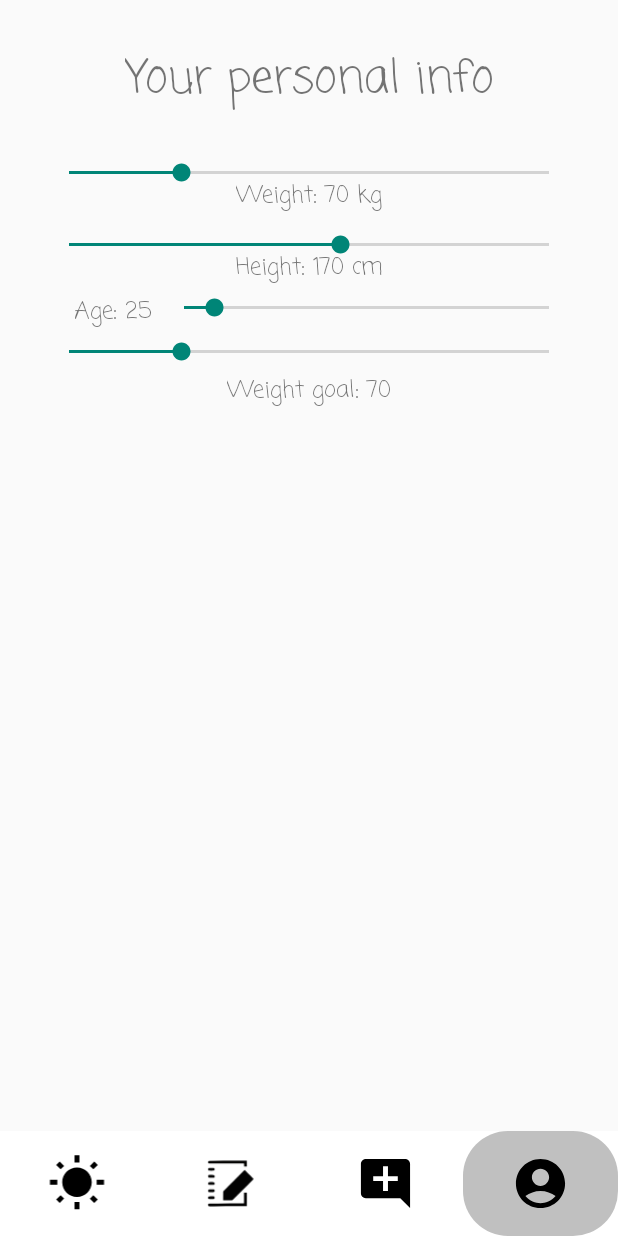
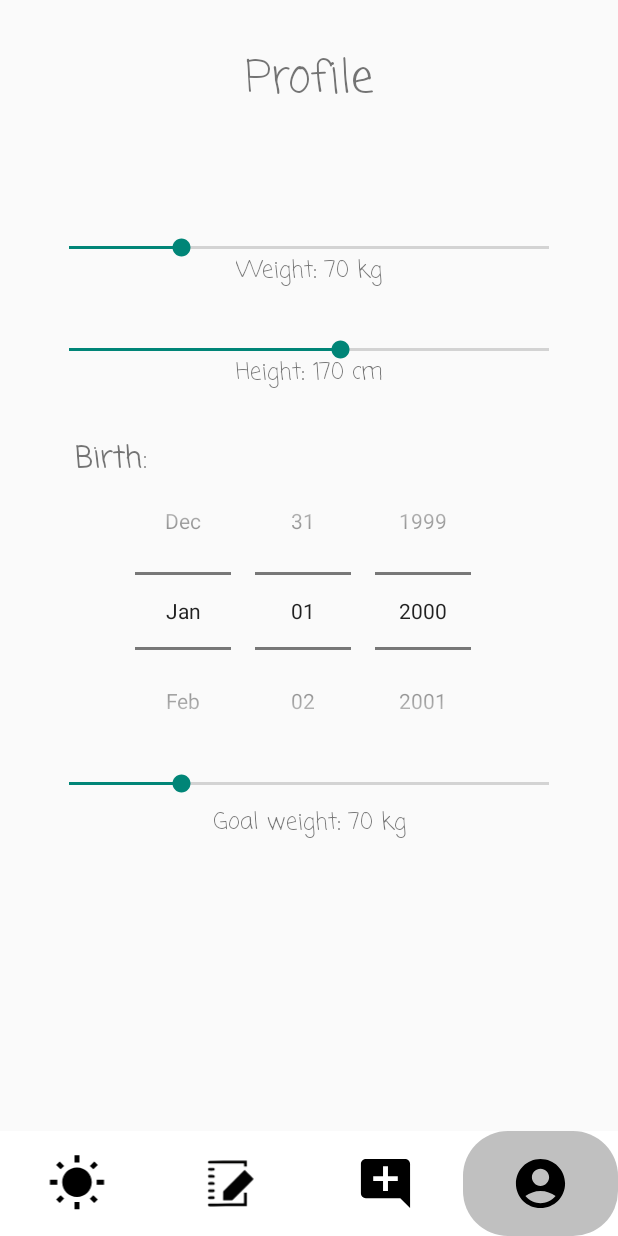
Before and after one commit to Dreaght/FoodVision, an Android app built with Jetpack Compose: the SettingsActivity screen opened directly, with no data from a screen before it, on a phone screen of 412 x 824 dp. Run offline under Robolectric (Android 15) with nearby library versions, the phone set to English and light mode, and no system bars; Roboto replaces fonts that are not available here.

Commit message:
settings & welcome pages improvement

```diff
--- a/app/src/main/java/com/intake/intakevisor/LoginActivity.kt
+++ b/app/src/main/java/com/intake/intakevisor/LoginActivity.kt
@@ -179,7 +179,7 @@ class LoginActivity : AppCompatActivity() {
         val preferences = getSharedPreferences("AppPreferences", MODE_PRIVATE)
         val isFirstRun = preferences.getBoolean("isFirstRun", true)
 
-        if (isFirstRun) {
+        if (true) {
             startActivity(Intent(this, WelcomeActivity::class.java))
 
             // Finish LoginActivity to prevent stacking
--- a/app/src/main/java/com/intake/intakevisor/ui/settings/SettingsActivity.kt
+++ b/app/src/main/java/com/intake/intakevisor/ui/settings/SettingsActivity.kt
@@ -1,8 +1,10 @@
 package com.intake.intakevisor.ui.settings
 
+import android.os.Build
 import android.os.Bundle
 import android.view.View
 import android.widget.SeekBar
+import androidx.annotation.RequiresApi
 import com.intake.intakevisor.BaseMenuActivity
 import com.intake.intakevisor.R
 import com.intake.intakevisor.databinding.ActivitySettingsBinding
@@ -27,10 +29,10 @@ class SettingsActivity : BaseMenuActivity() {
     }
 
     private fun setupUI() {
+        setupDatePicker()
+
         binding.weightSeekBar.progress = userData.weight
         binding.weightTitle.text = getString(R.string.weightTitle, userData.weight)
-        binding.ageSeekBar.progress = userData.age
-        binding.ageTitle.text = getString(R.string.ageTitle, userData.age)
         binding.heightSeekBar.progress = userData.height
         binding.heightTitle.text = getString(R.string.heightTitle, userData.height)
         binding.weightGoalSeekBar.progress = userData.goalWeight
@@ -38,9 +40,11 @@ class SettingsActivity : BaseMenuActivity() {
 
         binding.confirmSettingsBtn.setOnClickListener {
             userData.weight = binding.weightSeekBar.progress
-            userData.age = binding.ageSeekBar.progress
             userData.height = binding.heightSeekBar.progress
             userData.goalWeight = binding.weightGoalSeekBar.progress
+            userData.birthDate = binding.birthDatePicker.year.toString() + "-" +
+                    (binding.birthDatePicker.month + 1).toString() + "-" +
+                    binding.birthDatePicker.dayOfMonth.toString()
 
             saveUserData()
             binding.confirmSettingsBtn.visibility = View.GONE
@@ -53,21 +57,6 @@ class SettingsActivity : BaseMenuActivity() {
                 binding.weightSeekBar.progress = validProgress // reset progress if it's below the min
                 binding.weightTitle.text = getString(R.string.weightTitle, validProgress)
                 userData.weight = validProgress
-                binding.confirmSettingsBtn.visibility = View.VISIBLE
-            }
-
-            override fun onStartTrackingTouch(seekBar: SeekBar?) {}
-            override fun onStopTrackingTouch(seekBar: SeekBar?) {}
-        })
-
-        // Update Age TextView
-        binding.ageSeekBar.setOnSeekBarChangeListener(object : SeekBar.OnSeekBarChangeListener {
-            override fun onProgressChanged(seekBar: SeekBar?, progress: Int, fromUser: Boolean) {
-                // Enforce minimum age (e.g., can't be 0)
-                val validProgress = if (progress < UserData.MIN_AGE) UserData.MIN_AGE else progress
-                binding.ageSeekBar.progress = validProgress // reset progress if it's below the min
-                binding.ageTitle.text = getString(R.string.ageTitle, validProgress)
-                userData.age = validProgress
                 binding.confirmSettingsBtn.visibility = View.VISIBLE
             }
 
@@ -104,11 +93,24 @@ class SettingsActivity : BaseMenuActivity() {
         })
     }
 
+    private fun setupDatePicker() {
+        val birthDate = sharedPreferences.getString("birthDate", "2000-01-01")
+        val (year, month, day) = birthDate!!.split("-").map { it.toInt() }
+
+        binding.birthDatePicker.updateDate(year, month - 1, day) // Month is 0-indexed
+        binding.birthDatePicker.setOnDateChangedListener { _, selectedYear, selectedMonth, selectedDay ->
+            val selectedDate = "$selectedYear-${selectedMonth + 1}-$selectedDay"
+            userData.birthDate = selectedDate
+            binding.confirmSettingsBtn.visibility = View.VISIBLE
+        }
+    }
+
     private fun saveUserData() {
         with(sharedPreferences.edit()) {
             putInt("weight", userData.weight)
             putInt("height", userData.height)
             putInt("age", userData.age)
+            putString("birthDate", userData.birthDate)
             putInt("goalWeight", userData.goalWeight)
             apply() // Apply changes asynchronously
         }
@@ -119,5 +121,6 @@ class SettingsActivity : BaseMenuActivity() {
         userData.height = sharedPreferences.getInt("height", userData.height)
         userData.age = sharedPreferences.getInt("age", userData.age)
         userData.goalWeight = sharedPreferences.getInt("goalWeight", userData.goalWeight)
+        userData.birthDate = sharedPreferences.getString("birthDate", userData.birthDate)!!
     }
 }
--- a/app/src/main/java/com/intake/intakevisor/ui/welcome/UserData.kt
+++ b/app/src/main/java/com/intake/intakevisor/ui/welcome/UserData.kt
@@ -5,11 +5,12 @@ data class UserData(
     var weight: Int = 70,
     var height: Int = 170,
     var age: Int = 25,
-    var goalWeight: Int = 70
+    var goalWeight: Int = 70,
+    var birthDate: String = "2000-01-01"
 ) {
     companion object {
         const val MIN_AGE = 1
         const val MIN_HEIGHT = 50 // cm
-        const val MIN_WEIGHT = 10  // kg
+        const val MIN_WEIGHT = 10 // kg
     }
 }
--- a/app/src/main/java/com/intake/intakevisor/ui/welcome/WelcomeActivity.kt
+++ b/app/src/main/java/com/intake/intakevisor/ui/welcome/WelcomeActivity.kt
@@ -43,6 +43,7 @@ class WelcomeActivity : BaseActivity() {
             putInt("weight", userData.weight)
             putInt("height", userData.height)
             putInt("age", userData.age)
+            putString("birthDate", userData.birthDate)
             putInt("goalWeight", userData.goalWeight)
             apply() // Apply changes asynchronously
         }
@@ -54,6 +55,7 @@ class WelcomeActivity : BaseActivity() {
         userData.height = sharedPreferences.getInt("height", userData.height)
         userData.age = sharedPreferences.getInt("age", userData.age)
         userData.goalWeight = sharedPreferences.getInt("goalWeight", userData.goalWeight)
+        userData.birthDate = sharedPreferences.getString("birthDate", userData.birthDate)!!
     }
 
     fun finishWelcome() {
--- a/app/src/main/java/com/intake/intakevisor/ui/welcome/WelcomeGoalsFragment.kt
+++ b/app/src/main/java/com/intake/intakevisor/ui/welcome/WelcomeGoalsFragment.kt
@@ -45,8 +45,8 @@ class WelcomeGoalsFragment : Fragment() {
             welcomeActivity.supportFragmentManager.popBackStack()
         }
 
-        binding.welcomeDoneBtn.setOnClickListener {
-            welcomeActivity.finishWelcome()
+        binding.welcomeNextBtn.setOnClickListener {
+            welcomeActivity.loadFragment(WelcomeAgeFragment())
         }
 
         binding.weightGoalSeekBar.setOnSeekBarChangeListener(object : SeekBar.OnSeekBarChangeListener {
--- a/app/src/main/res/layout/activity_settings.xml
+++ b/app/src/main/res/layout/activity_settings.xml
@@ -1,5 +1,6 @@
 <?xml version="1.0" encoding="utf-8"?>
-<androidx.constraintlayout.widget.ConstraintLayout xmlns:android="http://schemas.android.com/apk/res/android"
+<androidx.constraintlayout.widget.ConstraintLayout
+    xmlns:android="http://schemas.android.com/apk/res/android"
     xmlns:app="http://schemas.android.com/apk/res-auto"
     xmlns:tools="http://schemas.android.com/tools"
     android:id="@+id/main"
@@ -27,7 +28,7 @@
         android:layout_marginTop="30dp"
         android:text="@string/settings_header"
         android:textSize="30sp"
-        android:fontFamily="casual"/>
+        android:fontFamily="casual" />
 
     <androidx.appcompat.widget.AppCompatSeekBar
         android:id="@+id/weightSeekBar"
@@ -35,17 +36,17 @@
         android:layout_height="wrap_content"
         android:layout_marginStart="30dp"
         android:layout_marginEnd="30dp"
-        android:layout_marginTop="30dp"
+        android:layout_marginTop="80dp"
         android:max="300"
         android:progress="70"
         app:layout_constraintStart_toStartOf="parent"
-        app:layout_constraintTop_toBottomOf="@id/yourInfoLabel"/>
+        app:layout_constraintTop_toBottomOf="@id/yourInfoLabel" />
 
     <TextView
         android:id="@+id/weightTitle"
         android:layout_width="wrap_content"
         android:layout_height="wrap_content"
-        android:text="@string/weightTitle"
+        android:text="@string/settingsWeightTitle"
         android:fontFamily="casual"
         android:textSize="15sp"
         app:layout_constraintTop_toBottomOf="@+id/weightSeekBar"
@@ -59,18 +60,18 @@
         android:layout_height="wrap_content"
         android:layout_marginStart="30dp"
         android:layout_marginEnd="30dp"
-        android:layout_marginTop="30dp"
+        android:layout_marginTop="50dp"
         android:max="300"
         android:progress="70"
         app:layout_constraintStart_toStartOf="@id/weightSeekBar"
         app:layout_constraintEnd_toEndOf="@id/weightSeekBar"
-        app:layout_constraintTop_toBottomOf="@id/weightSeekBar"/>
+        app:layout_constraintTop_toBottomOf="@id/weightSeekBar" />
 
     <TextView
         android:id="@+id/heightTitle"
         android:layout_width="wrap_content"
         android:layout_height="wrap_content"
-        android:text="@string/heightTitle"
+        android:text="@string/settingsHeightTitle"
         android:fontFamily="casual"
         android:textSize="15sp"
         app:layout_constraintTop_toBottomOf="@+id/heightSeekBar"
@@ -78,39 +79,40 @@
         app:layout_constraintEnd_toEndOf="@+id/heightSeekBar"
         android:layout_marginTop="-5dp" />
 
-    <androidx.appcompat.widget.AppCompatSeekBar
-        android:id="@+id/ageSeekBar"
-        android:layout_width="0dp"
-        android:layout_height="wrap_content"
-        android:layout_marginStart="5dp"
-        android:max="300"
-        android:progress="70"
-        app:layout_constraintStart_toEndOf="@id/ageTitle"
-        app:layout_constraintEnd_toEndOf="@id/weightSeekBar"
-        app:layout_constraintTop_toTopOf="@id/ageTitle"/>
-
     <TextView
-        android:id="@+id/ageTitle"
+        android:id="@+id/birthDateTitle"
         android:layout_width="wrap_content"
         android:layout_height="wrap_content"
-        android:text="@string/ageTitle"
+        android:text="@string/birthDateTitle"
         android:fontFamily="casual"
-        android:textSize="15sp"
+        android:textSize="20sp"
         app:layout_constraintTop_toBottomOf="@+id/heightTitle"
         app:layout_constraintStart_toStartOf="@+id/heightSeekBar"
-        android:layout_marginTop="5dp"
-        android:layout_marginStart="20dp"/>
+        android:layout_marginTop="30dp"
+        android:layout_marginStart="20dp" />
+
+    <DatePicker
+        android:id="@+id/birthDatePicker"
+        android:layout_width="wrap_content"
+        android:layout_height="wrap_content"
+        android:layout_marginTop="-20dp"
+        android:datePickerMode="spinner"
+        android:spinnersShown="true"
+        android:calendarViewShown="false"
+        app:layout_constraintStart_toStartOf="@+id/heightSeekBar"
+        app:layout_constraintEnd_toEndOf="@+id/heightSeekBar"
+        app:layout_constraintTop_toBottomOf="@id/birthDateTitle" />
 
     <androidx.appcompat.widget.AppCompatSeekBar
         android:id="@+id/weightGoalSeekBar"
         android:layout_width="0dp"
         android:layout_height="wrap_content"
-        android:layout_marginTop="5dp"
+        android:layout_marginTop="0dp"
         android:max="300"
         android:progress="70"
         app:layout_constraintEnd_toEndOf="@id/weightSeekBar"
         app:layout_constraintStart_toStartOf="@id/weightSeekBar"
-        app:layout_constraintTop_toBottomOf="@+id/ageTitle"
+        app:layout_constraintTop_toBottomOf="@+id/birthDatePicker"
         app:layout_constraintBottom_toTopOf="@+id/weightGoalTitle" />
 
     <TextView
@@ -124,7 +126,7 @@
         app:layout_constraintStart_toStartOf="@+id/weightGoalSeekBar"
         app:layout_constraintEnd_toEndOf="@+id/weightGoalSeekBar"
         android:layout_marginTop="5dp"
-        android:layout_marginBottom="20dp"/>
+        android:layout_marginBottom="20dp" />
 
     <Button
         android:id="@+id/confirm_settings_btn"
--- a/app/src/main/res/values/strings.xml
+++ b/app/src/main/res/values/strings.xml
@@ -13,16 +13,22 @@
     <string name="food_icon">Food Icon</string>
     <string name="today">Today</string>
     <string name="yesterday">Yesterday</string>
-    <string name="welcome_title">Let\'s see how\n you are</string>
+    <string name="welcome_title">Let\'s save a little bit of me, sweetie :)</string>
     <string name="welcome_done_btn">Done</string>
     <string name="ageTitle">Age: %1$d</string>
     <string name="heightTitle">Height: %1$d cm</string>
+    <string name="settingsHeightTitle">Current height: %1$d cm</string>
     <string name="weightTitle">Weight: %1$d kg</string>
-    <string name="welcome_goals_title">And where\n we go</string>
+    <string name="settingsWeightTitle">Current weight: %1$d kg</string>
+    <string name="welcome_goals_title">And what\'s my goal?</string>
     <string name="weightGoalTitle">I want to weigh\n%1$d kilograms.</string>
     <string name="gender_image_description">Selected gender</string>
-    <string name="settings_weight_goal_title">Weight goal: %1$d</string>
-    <string name="settings_header">Your personal info</string>
+    <string name="settings_weight_goal_title">Goal weight: %1$d kg</string>
+    <string name="settings_header">Profile</string>
     <string name="message_input_hint">Type a message…</string>
     <string name="chat_title">Assistant chat.\n Messages wont be saved.</string>
+    <string name="birthDateTitle">Birth:</string>
+    <string name="gender_name_man">I\'m a man</string>
+    <string name="gender_name_woman">I\'m a woman</string>
+    <string name="welcome_age_title">I was born in...</string>
 </resources>
```
Also changed, not shown: app/src/main/java/com/intake/intakevisor/ui/welcome/WelcomeAgeFragment.kt (added, +52 -0 lines), app/src/main/java/com/intake/intakevisor/ui/welcome/WelcomePropertiesFragment.kt (+8 -17 lines), app/src/main/res/layout/welcome_age_fragment.xml (added, +51 -0 lines), app/src/main/res/layout/welcome_goals_fragment.xml (+5 -4 lines), app/src/main/res/layout/welcome_properties_fragment.xml (+14 -22 lines).
